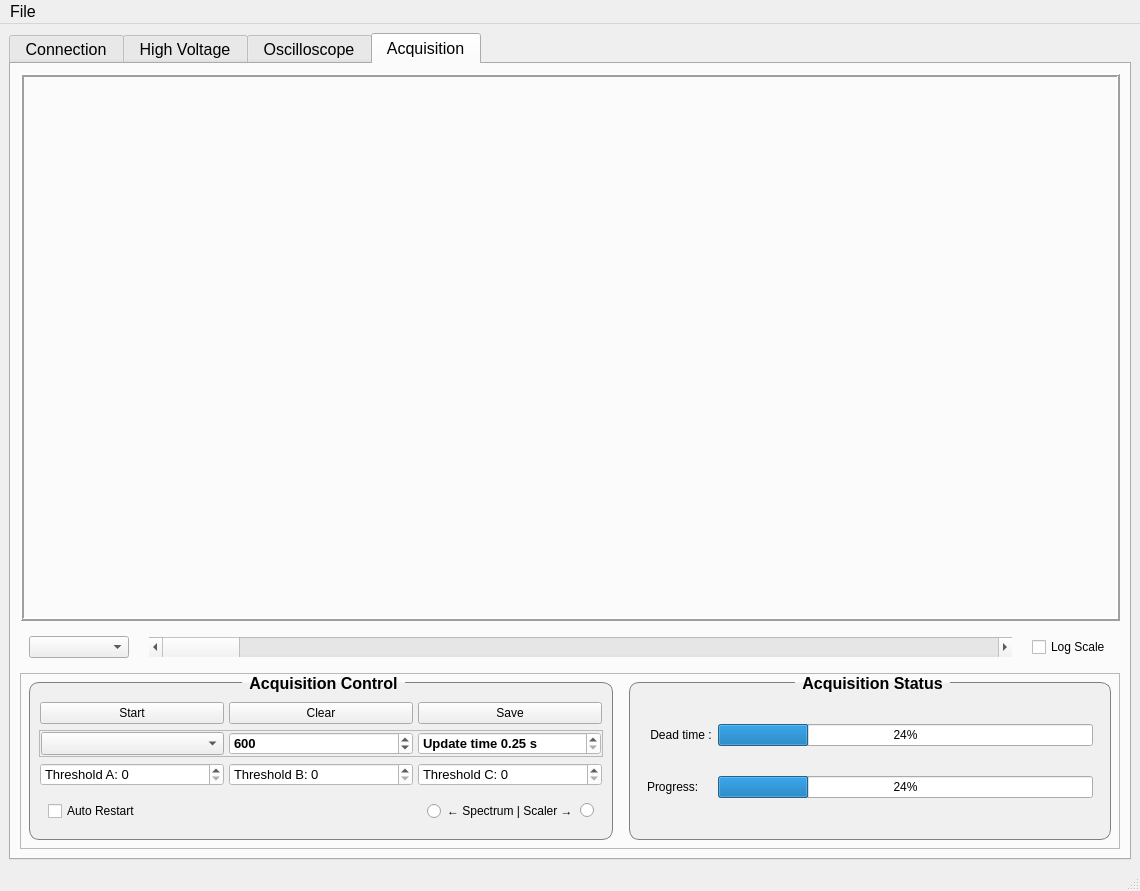
Qt form design.ui (muchnoi/HPGe-Acquisition) before a commit.
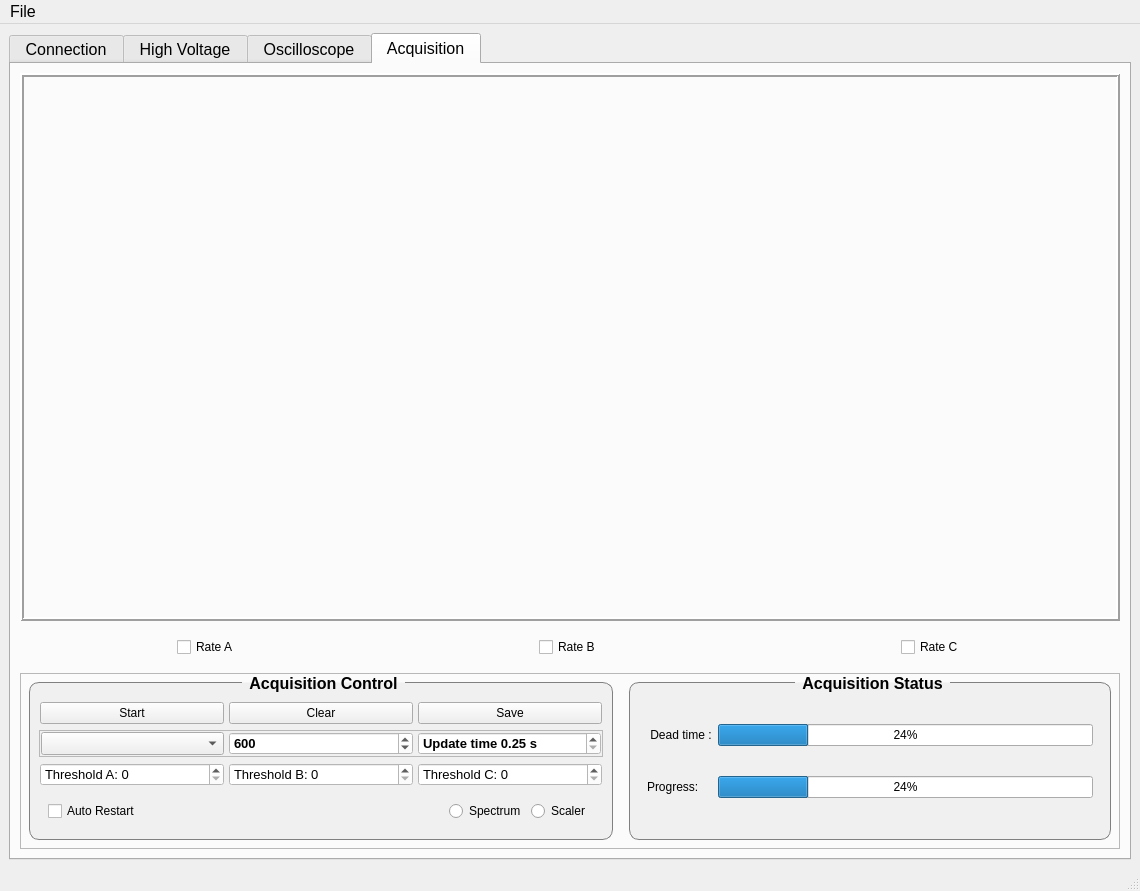
The same form after that commit. The open tabs and pages were chosen to show the change. Custom widgets are drawn as their Qt base class.

Commit message: add scalers plot for the first time

The edit to the form file:
```diff
--- a/design.ui
+++ b/design.ui
@@ -1707,35 +1707,18 @@
          </widget>
         </item>
         <item>
-         <widget class="QFrame" name="frame_4">
+         <widget class="QStackedWidget" name="stackedWidget">
           <property name="sizePolicy">
            <sizepolicy hsizetype="Preferred" vsizetype="Maximum">
             <horstretch>0</horstretch>
             <verstretch>0</verstretch>
            </sizepolicy>
           </property>
-          <property name="minimumSize">
-           <size>
-            <width>0</width>
-            <height>20</height>
-           </size>
-          </property>
-          <property name="autoFillBackground">
-           <bool>false</bool>
-          </property>
-          <property name="frameShape">
-           <enum>QFrame::NoFrame</enum>
-          </property>
-          <property name="frameShadow">
-           <enum>QFrame::Raised</enum>
-          </property>
-          <property name="lineWidth">
+          <property name="currentIndex">
            <number>0</number>
           </property>
+          <widget class="QWidget" name="page_1">
           <layout class="QHBoxLayout" name="horizontalLayout_9">
-           <property name="spacing">
-            <number>20</number>
-           </property>
            <item>
             <widget class="QComboBox" name="ZoomComboBox">
              <property name="sizePolicy">
@@ -1780,7 +1763,7 @@
              </property>
             </widget>
            </item>
-           <item alignment="Qt::AlignHCenter">
+            <item>
             <widget class="QCheckBox" name="LogScaleCheckBox">
              <property name="text">
               <string>Log Scale</string>
@@ -1789,6 +1772,32 @@
            </item>
           </layout>
          </widget>
+          <widget class="QWidget" name="page_2">
+           <layout class="QHBoxLayout" name="horizontalLayout_13">
+            <item alignment="Qt::AlignHCenter">
+             <widget class="QCheckBox" name="AcheckBox">
+              <property name="text">
+               <string>Rate A</string>
+              </property>
+             </widget>
+            </item>
+            <item alignment="Qt::AlignHCenter">
+             <widget class="QCheckBox" name="BcheckBox">
+              <property name="text">
+               <string>Rate B</string>
+              </property>
+             </widget>
+            </item>
+            <item alignment="Qt::AlignHCenter">
+             <widget class="QCheckBox" name="CcheckBox">
+              <property name="text">
+               <string>Rate C</string>
+              </property>
+             </widget>
+            </item>
+           </layout>
+          </widget>
+         </widget>
         </item>
         <item>
          <widget class="QFrame" name="frame_3">
@@ -2077,14 +2086,14 @@
                  <item>
                   <widget class="QRadioButton" name="SpectrumRadioButton">
                    <property name="text">
-                    <string>← Spectrum | Scaler →</string>
+                    <string>Spectrum </string>
                    </property>
                   </widget>
                  </item>
                  <item>
                   <widget class="QRadioButton" name="ScalerRadioButton">
                    <property name="text">
-                    <string/>
+                    <string>Scaler </string>
                    </property>
                   </widget>
                  </item>
```
Lines whose indentation alone changed are shown as unchanged. The commit also changes 5 other files.
